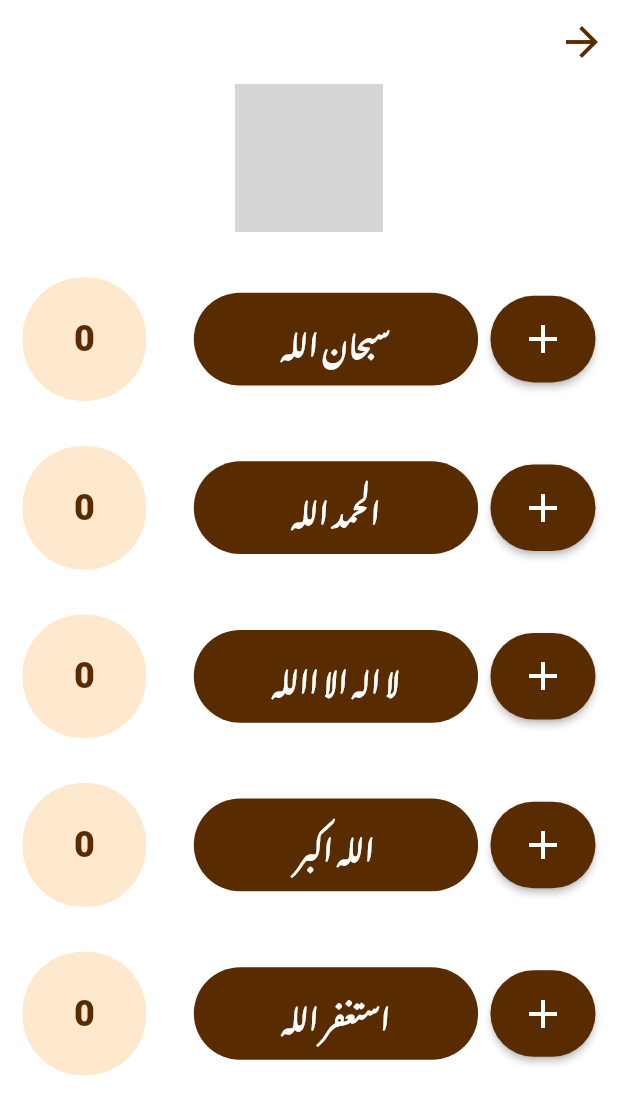
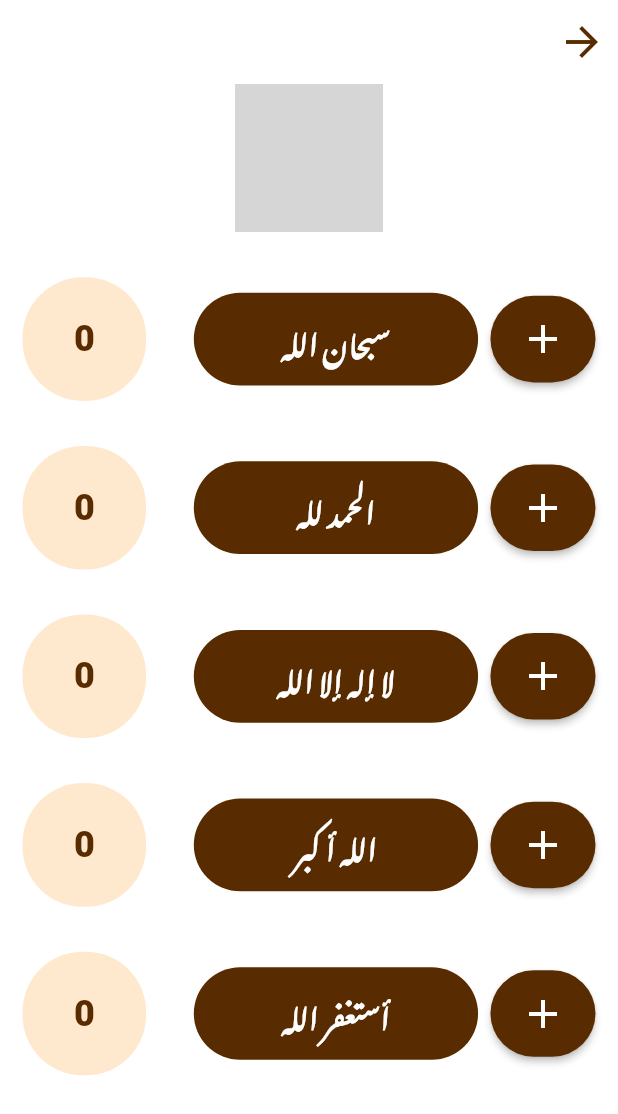
Before and after one commit to Ahmd1Khald/fastaqm_app, a Flutter app: the BakiatScreen screen opened directly, on a phone screen of 412 x 824 dp. Shown: the top 1114 px of the screen. Run offline on Flutter 3.47's test engine with Material 2 defaults, Android fonts, the phone set to English and light mode, and no system bars; our stand-ins replace bloc, curved_navigation_bar, dartz, dio, equatable, flutter_bloc and 7 more; missing offline and left inert: flutter_qiblah, quran; accounts and stored records are empty; Roboto replaces fonts that are missing (Cairo); grey boxes are pictures that could not be loaded.

Commit message:
fix pray time ui

```diff
--- a/lib/Core/widgets/custom_floating_button.dart
+++ b/lib/Core/widgets/custom_floating_button.dart
@@ -7,7 +7,7 @@ FloatingActionButton customFloatingActionButton(BuildContext context) {
     onPressed: () {
       Navigator.pop(context);
     },
-    backgroundColor: MyColors.lightBrown,
+    backgroundColor: MyColors.creamColor,
     child: const Icon(
       Icons.arrow_forward,
       size: 32,
--- a/lib/Features/bakiat/presentation/views/bakiat_body.dart
+++ b/lib/Features/bakiat/presentation/views/bakiat_body.dart
@@ -15,10 +15,10 @@ class BakiatScreen extends StatelessWidget {
           children: [
             CustomBackground(),
             CustomBakiat(text: "سبحان الله"),
-            CustomBakiat(text: "الحمد الله"),
-            CustomBakiat(text: "لا اله الا االله"),
-            CustomBakiat(text: "الله اكبر"),
-            CustomBakiat(text: "استغفر الله"),
+            CustomBakiat(text: "الحمد لله"),
+            CustomBakiat(text: "لا إله إلا الله"),
+            CustomBakiat(text: "الله أكبر"),
+            CustomBakiat(text: "أستغفر الله"),
           ],
         ),
       ),
--- a/lib/Features/pray_time/presentation/views/widgets/time_wiget.dart
+++ b/lib/Features/pray_time/presentation/views/widgets/time_wiget.dart
@@ -45,6 +45,9 @@ class TimeWidget extends StatelessWidget {
         SizedBox(
           width: AppVariables.appSize(context).width * 0.55,
           child: Slider(
+            //secondaryActiveColor: MyColors.creamColor,
+            activeColor: MyColors.darkBrown,
+            //inactiveColor: MyColors.lightBrown,
             autofocus: true,
             value: time,
             min: 0,
```
Also changed, not shown: lib/Features/home/presentation/views/home_body.dart (+5 -6 lines), assets/quran_images/1.jpg, assets/quran_images/2.jpg.
